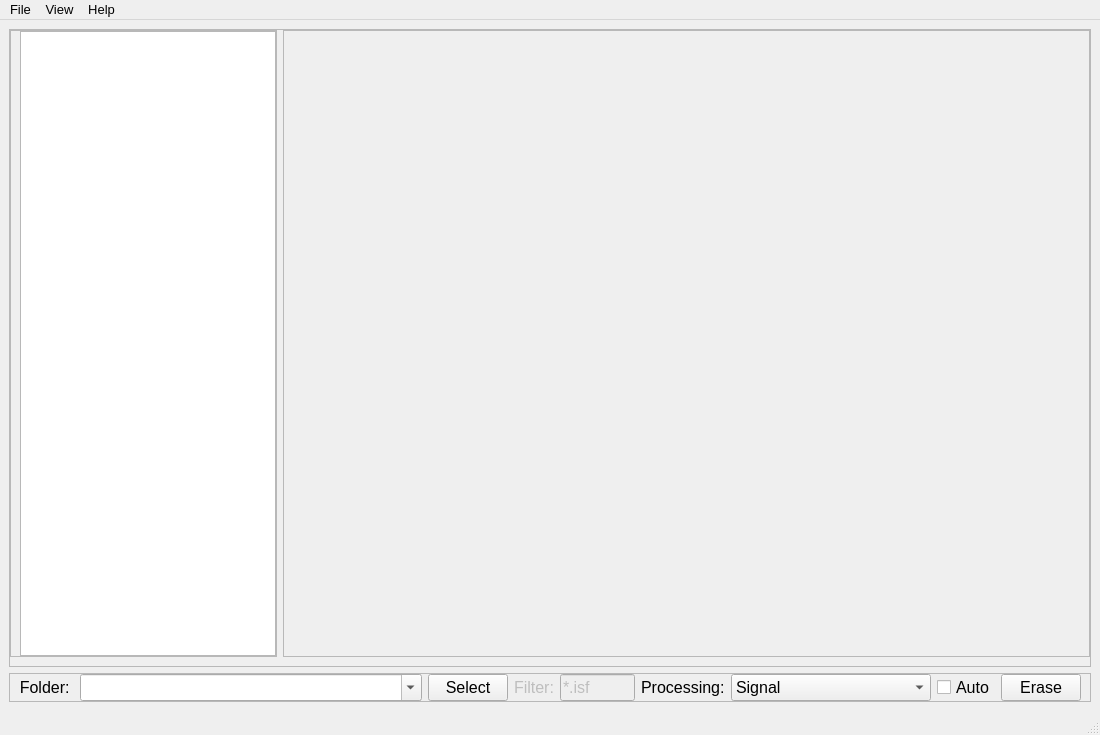
Old version of the form Tectronix.ui in the repository salinsalins/Tectronix.
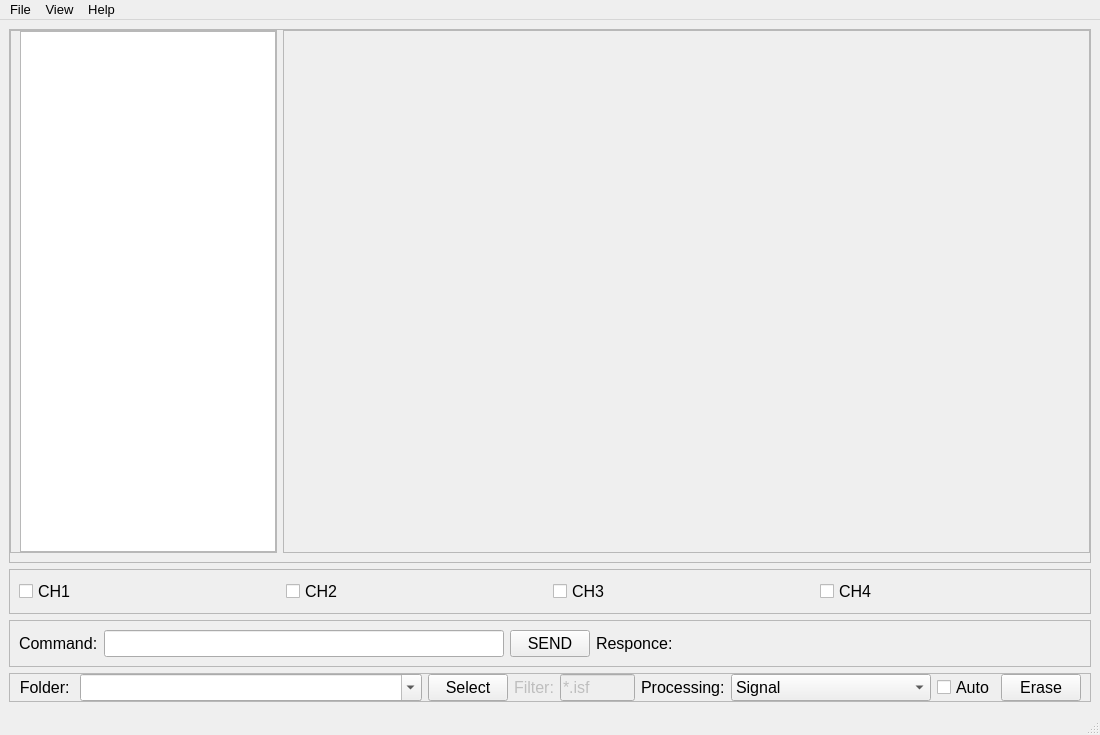
New version of the form.

Patch:
```diff
--- a/Tectronix.ui
+++ b/Tectronix.ui
@@ -131,6 +131,122 @@
       </layout>
      </widget>
     </item>
+    <item>
+     <widget class="QFrame" name="frame_6">
+      <property name="frameShape">
+       <enum>QFrame::StyledPanel</enum>
+      </property>
+      <property name="frameShadow">
+       <enum>QFrame::Raised</enum>
+      </property>
+      <layout class="QHBoxLayout" name="horizontalLayout_4">
+       <item>
+        <widget class="QCheckBox" name="checkBox_4">
+         <property name="text">
+          <string>CH1</string>
+         </property>
+        </widget>
+       </item>
+       <item>
+        <widget class="QCheckBox" name="checkBox_5">
+         <property name="text">
+          <string>CH2</string>
+         </property>
+        </widget>
+       </item>
+       <item>
+        <widget class="QCheckBox" name="checkBox_3">
+         <property name="text">
+          <string>CH3</string>
+         </property>
+        </widget>
+       </item>
+       <item>
+        <widget class="QCheckBox" name="checkBox_2">
+         <property name="text">
+          <string>CH4</string>
+         </property>
+        </widget>
+       </item>
+      </layout>
+     </widget>
+    </item>
+    <item>
+     <widget class="QFrame" name="frame_7">
+      <property name="frameShape">
+       <enum>QFrame::StyledPanel</enum>
+      </property>
+      <property name="frameShadow">
+       <enum>QFrame::Raised</enum>
+      </property>
+      <layout class="QHBoxLayout" name="horizontalLayout_5" stretch="1,2,0,1,1">
+       <item>
+        <widget class="QLabel" name="label_4">
+         <property name="sizePolicy">
+          <sizepolicy hsizetype="Fixed" vsizetype="Preferred">
+           <horstretch>0</horstretch>
+           <verstretch>0</verstretch>
+          </sizepolicy>
+         </property>
+         <property name="text">
+          <string>Command:</string>
+         </property>
+        </widget>
+       </item>
+       <item>
+        <widget class="QLineEdit" name="lineEdit_2">
+         <property name="maximumSize">
+          <size>
+           <width>400</width>
+           <height>16777215</height>
+          </size>
+         </property>
+        </widget>
+       </item>
+       <item>
+        <widget class="QPushButton" name="pushButton_3">
+         <property name="sizePolicy">
+          <sizepolicy hsizetype="Fixed" vsizetype="Preferred">
+           <horstretch>0</horstretch>
+           <verstretch>0</verstretch>
+          </sizepolicy>
+         </property>
+         <property name="font">
+          <font>
+           <pointsize>12</pointsize>
+          </font>
+         </property>
+         <property name="text">
+          <string>SEND</string>
+         </property>
+        </widget>
+       </item>
+       <item>
+        <widget class="QLabel" name="label_5">
+         <property name="sizePolicy">
+          <sizepolicy hsizetype="Fixed" vsizetype="Preferred">
+           <horstretch>0</horstretch>
+           <verstretch>0</verstretch>
+          </sizepolicy>
+         </property>
+         <property name="text">
+          <string>Responce:</string>
+         </property>
+         <property name="textFormat">
+          <enum>Qt::PlainText</enum>
+         </property>
+        </widget>
+       </item>
+       <item>
+        <widget class="QLabel" name="label_6">
+         <property name="text">
+          <string>              </string>
+         </property>
+        </widget>
+       </item>
+      </layout>
+     </widget>
+    </item>
     <item>
      <widget class="QFrame" name="frame_2">
       <property name="frameShape">
```
